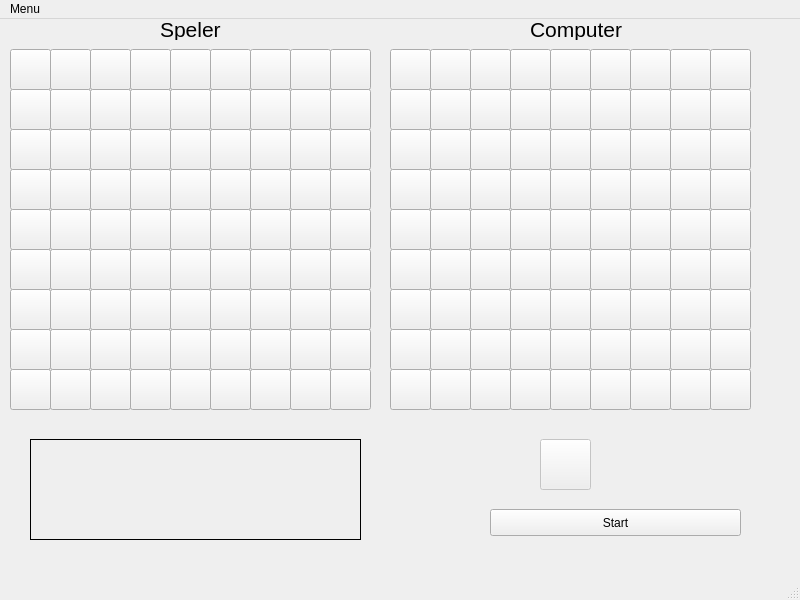
The window that gameui.ui (WangRemy/Team-Battleships) describes before a commit, drawn with Qt 5.
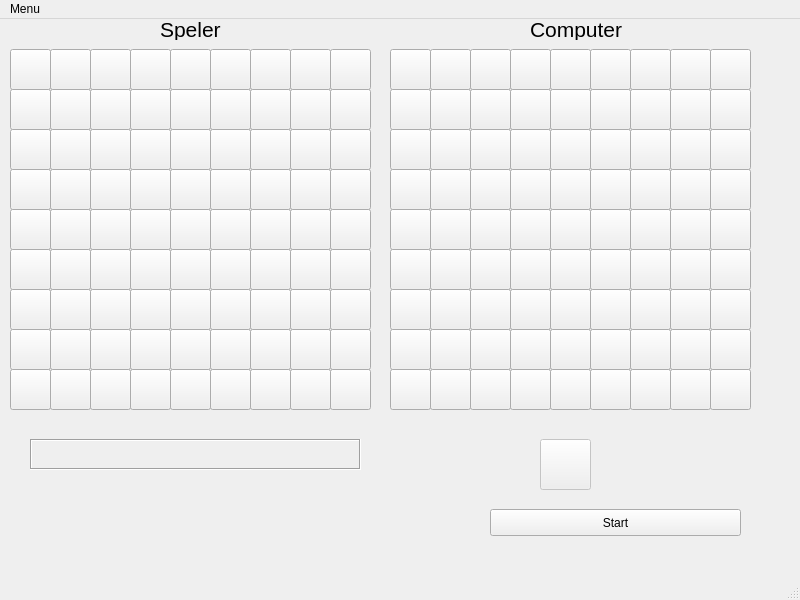
The same window after the commit.

Patch:
```diff
--- a/gameui.ui
+++ b/gameui.ui
@@ -2191,7 +2191,7 @@
       <x>30</x>
       <y>420</y>
       <width>331</width>
-      <height>101</height>
+      <height>31</height>
      </rect>
     </property>
     <property name="autoFillBackground">
@@ -2200,6 +2200,9 @@
     <property name="frameShape">
      <enum>QFrame::Box</enum>
     </property>
+    <property name="frameShadow">
+     <enum>QFrame::Sunken</enum>
+    </property>
     <property name="text">
      <string/>
     </property>
```
Left out of the diff: 4 changed lines with no effect on the pictures.
